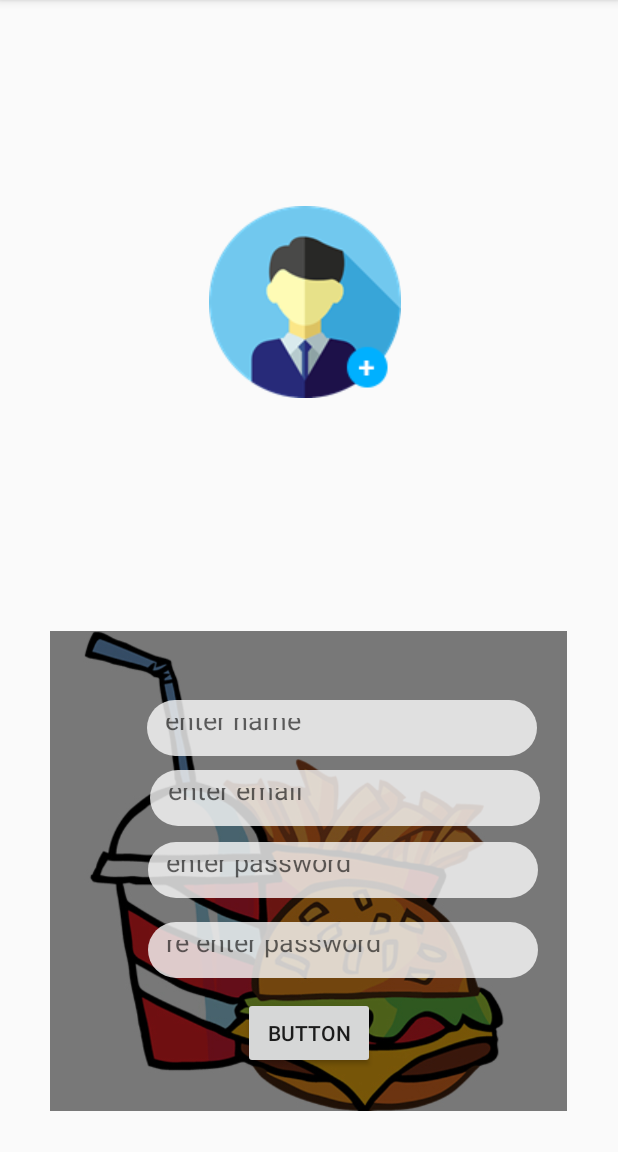
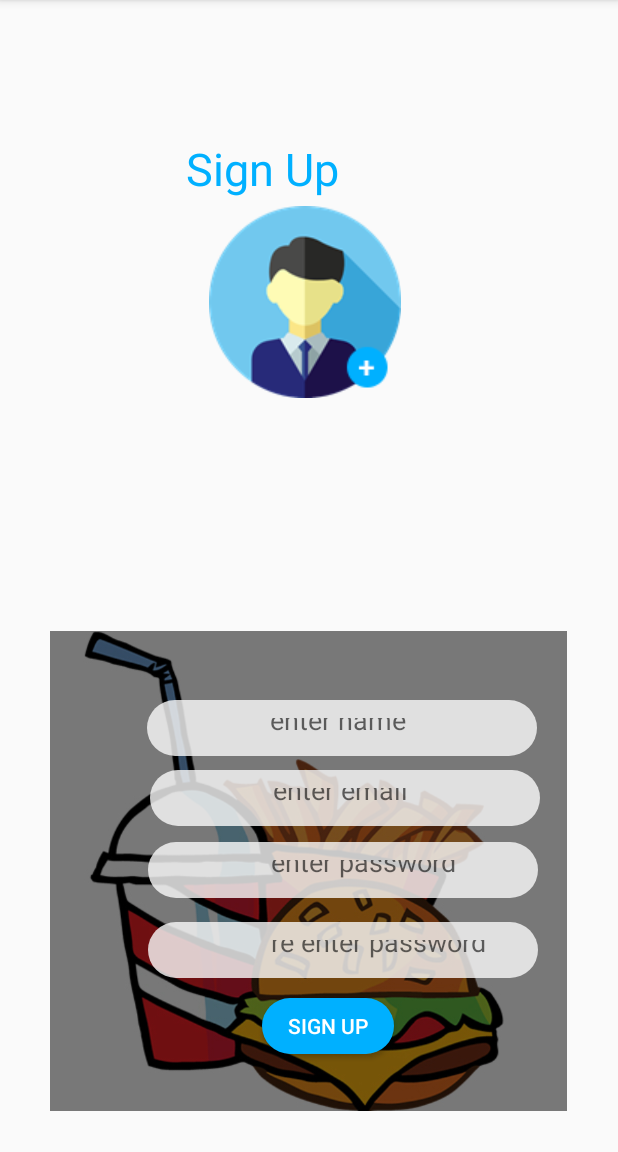
Before and after one commit to ruwanliyanage123/SiyapathaEats, an Android app: the screen it shows after launch (RegisterActivity), on a phone screen of 412 x 824 dp, the part 84-1236 px from its top. Run offline under Robolectric (Android 15) with nearby library versions, the phone set to English and light mode, and no system bars.

Commit message:
add reg_btn_style.xml

```diff
--- /dev/null
+++ b/app/src/main/res/drawable/reg_btn_style.xml
@@ -0,0 +1,7 @@
+<?xml version="1.0" encoding="utf-8"?>
+<shape xmlns:android="http://schemas.android.com/apk/res/android">
+
+    <solid android:color="@color/colorPrimaryDark"/>
+    <corners android:radius="32dp" />
+
+</shape>
--- a/app/src/main/res/layout/activity_register.xml
+++ b/app/src/main/res/layout/activity_register.xml
@@ -29,7 +29,7 @@
         android:layout_marginBottom="264dp"
         android:background="@drawable/reg_edittext_style"
         android:ems="10"
-        android:hint="enter name"
+        android:hint="               enter name"
         android:inputType="textPersonName" />
 
     <EditText
@@ -42,7 +42,7 @@
         android:layout_marginBottom="217dp"
         android:background="@drawable/reg_edittext_style"
         android:ems="10"
-        android:hint="enter email"
+        android:hint="               enter email"
         android:inputType="textPersonName" />
 
     <EditText
@@ -55,7 +55,7 @@
         android:layout_marginBottom="169dp"
         android:background="@drawable/reg_edittext_style"
         android:ems="10"
-        android:hint="enter password"
+        android:hint="               enter password"
         android:inputType="textPassword" />
 
     <EditText
@@ -68,18 +68,20 @@
         android:layout_marginBottom="116dp"
         android:background="@drawable/reg_edittext_style"
         android:ems="10"
-        android:hint="re enter password"
+        android:hint="               re enter password"
         android:inputType="textPassword" />
 
     <Button
         android:id="@+id/regBtn"
+        android:textColor="#ffffff"
         android:layout_width="wrap_content"
-        android:layout_height="wrap_content"
+        android:layout_height="37dp"
         android:layout_alignParentEnd="true"
         android:layout_alignParentBottom="true"
-        android:layout_marginEnd="162dp"
-        android:layout_marginBottom="55dp"
-        android:text="Button" />
+        android:layout_marginEnd="149dp"
+        android:layout_marginBottom="65dp"
+        android:background="@drawable/reg_btn_style"
+        android:text="Sign Up" />
 
     <ImageView
         android:id="@+id/imageView6"
@@ -93,4 +95,18 @@
         android:layout_marginEnd="139dp"
         app:srcCompat="@drawable/userphoto" />
 
+    <TextView
+        android:id="@+id/textView3"
+        android:layout_width="162dp"
+        android:layout_height="wrap_content"
+        android:layout_alignParentStart="true"
+        android:layout_alignParentTop="true"
+        android:layout_alignParentEnd="true"
+        android:layout_marginStart="124dp"
+        android:layout_marginTop="92dp"
+        android:layout_marginEnd="125dp"
+        android:text="Sign Up"
+        android:textColor="@color/colorPrimaryDark"
+        android:textSize="30dp" />
+
 </RelativeLayout>
```
